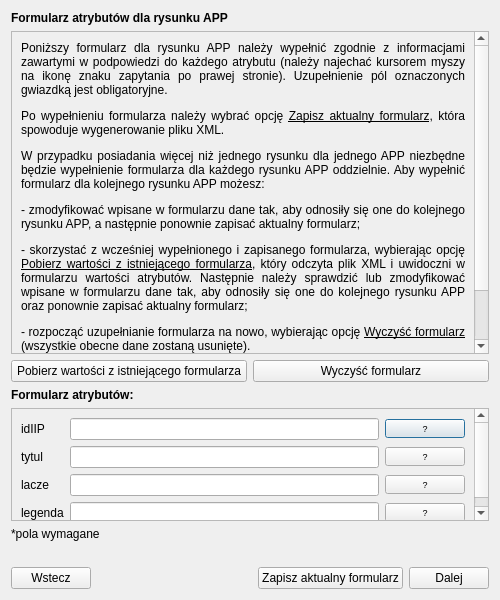
envirosolutionspl/wtyczka_qgis_app, file modules/app/views/ui/formularz_raster_dialog_base.ui: the form before one commit.
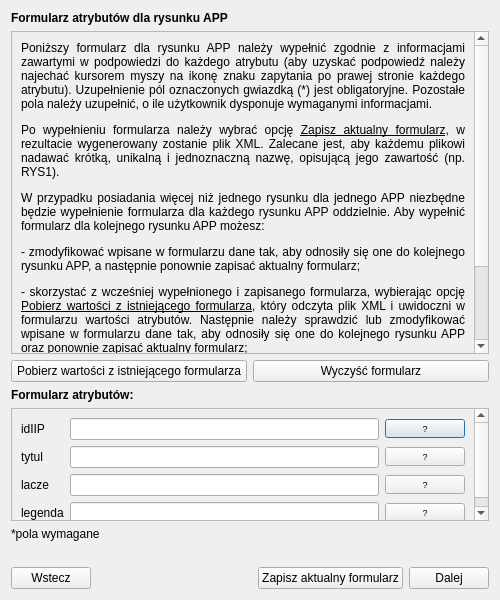
The form after the commit.

```diff
--- a/modules/app/views/ui/formularz_raster_dialog_base.ui
+++ b/modules/app/views/ui/formularz_raster_dialog_base.ui
@@ -64,7 +64,7 @@
             </font>
            </property>
            <property name="text">
-            <string>&lt;html&gt;&lt;head/&gt;&lt;body&gt;&lt;p&gt;Poniższy formularz dla rysunku APP należy wypełnić zgodnie z informacjami zawartymi w podpowiedzi do każdego atrybutu (należy najechać kursorem myszy na ikonę znaku zapytania po prawej stronie). Uzupełnienie pól oznaczonych gwiazdką jest obligatoryjne.&lt;/p&gt;&lt;p&gt;Po wypełnieniu formularza należy wybrać opcję &lt;span style=&quot; text-decoration: underline;&quot;&gt;Zapisz aktualny formularz&lt;/span&gt;, która spowoduje wygenerowanie pliku XML.&lt;/p&gt;&lt;p&gt;W przypadku posiadania więcej niż jednego rysunku dla jednego APP niezbędne będzie wypełnienie formularza dla każdego rysunku APP oddzielnie. Aby wypełnić formularz dla kolejnego rysunku APP możesz:&lt;/p&gt;&lt;p&gt;- zmodyfikować wpisane w formularzu dane tak, aby odnosiły się one do kolejnego rysunku APP, a następnie ponownie zapisać aktualny formularz;&lt;/p&gt;&lt;p&gt;- skorzystać z wcześniej wypełnionego i zapisanego formularza, wybierając opcję &lt;span style=&quot; text-decoration: underline;&quot;&gt;Pobierz wartości z istniejącego formularza&lt;/span&gt;, który odczyta plik XML i uwidoczni w formularzu wartości atrybutów. Następnie należy sprawdzić lub zmodyfikować wpisane w formularzu dane tak, aby odnosiły się one do kolejnego rysunku APP oraz ponownie zapisać aktualny formularz;&lt;/p&gt;&lt;p&gt;- rozpocząć uzupełnianie formularza na nowo, wybierając opcję &lt;span style=&quot; text-decoration: underline;&quot;&gt;Wyczyść formularz&lt;/span&gt; (wszystkie obecne dane zostaną usunięte).&lt;/p&gt;&lt;p&gt;Należy pamiętać, że w końcowym kroku tego narzędzia, czyli w oknie &lt;span style=&quot; text-decoration: underline;&quot;&gt;Praca z APP (krok 6 z 6) Generowanie GML dla APP&lt;/span&gt;, należy wgrać wszystkie (&lt;span style=&quot; font-weight:600;&quot;&gt;co najmniej jeden&lt;/span&gt;) formularze dla rysunków APP. &lt;/p&gt;&lt;/body&gt;&lt;/html&gt;</string>
+            <string>&lt;html&gt;&lt;head/&gt;&lt;body&gt;&lt;p&gt;Poniższy formularz dla rysunku APP należy wypełnić zgodnie z informacjami zawartymi w podpowiedzi do każdego atrybutu (aby uzyskać podpowiedź należy najechać kursorem myszy na ikonę znaku zapytania po prawej stronie każdego atrybutu). Uzupełnienie pól oznaczonych gwiazdką (*) jest obligatoryjne. Pozostałe pola należy uzupełnić, o ile użytkownik dysponuje wymaganymi informacjami.&lt;/p&gt;&lt;p&gt;Po wypełnieniu formularza należy wybrać opcję &lt;span style=&quot; text-decoration: underline;&quot;&gt;Zapisz aktualny formularz&lt;/span&gt;, w rezultacie wygenerowany zostanie plik XML. Zalecane jest, aby każdemu plikowi nadawać krótką, unikalną i jednoznaczną nazwę, opisującą jego zawartość (np. RYS1).&lt;/p&gt;&lt;p&gt;W przypadku posiadania więcej niż jednego rysunku dla jednego APP niezbędne będzie wypełnienie formularza dla każdego rysunku APP oddzielnie. Aby wypełnić formularz dla kolejnego rysunku APP możesz:&lt;/p&gt;&lt;p&gt;- zmodyfikować wpisane w formularzu dane tak, aby odnosiły się one do kolejnego rysunku APP, a następnie ponownie zapisać aktualny formularz;&lt;/p&gt;&lt;p&gt;- skorzystać z wcześniej wypełnionego i zapisanego formularza, wybierając opcję &lt;span style=&quot; text-decoration: underline;&quot;&gt;Pobierz wartości z istniejącego formularza&lt;/span&gt;, który odczyta plik XML i uwidoczni w formularzu wartości atrybutów. Następnie należy sprawdzić lub zmodyfikować wpisane w formularzu dane tak, aby odnosiły się one do kolejnego rysunku APP oraz ponownie zapisać aktualny formularz;&lt;/p&gt;&lt;p&gt;- rozpocząć uzupełnianie formularza na nowo, wybierając opcję &lt;span style=&quot; text-decoration: underline;&quot;&gt;Wyczyść formularz&lt;/span&gt; (wszystkie obecne dane zostaną usunięte).&lt;/p&gt;&lt;p&gt;Należy pamiętać, że w końcowym kroku tego narzędzia, czyli w oknie &lt;span style=&quot; text-decoration: underline;&quot;&gt;Praca z APP (krok 6 z 6) Generowanie GML dla APP&lt;/span&gt;, należy wgrać wszystkie (&lt;span style=&quot; font-weight:600;&quot;&gt;co najmniej jeden w przypadku obowiązującego APP&lt;/span&gt;) formularze dla rysunków APP. &lt;/p&gt;&lt;/body&gt;&lt;/html&gt;</string>
            </property>
            <property name="alignment">
             <set>Qt::AlignJustify|Qt::AlignVCenter</set>
```
